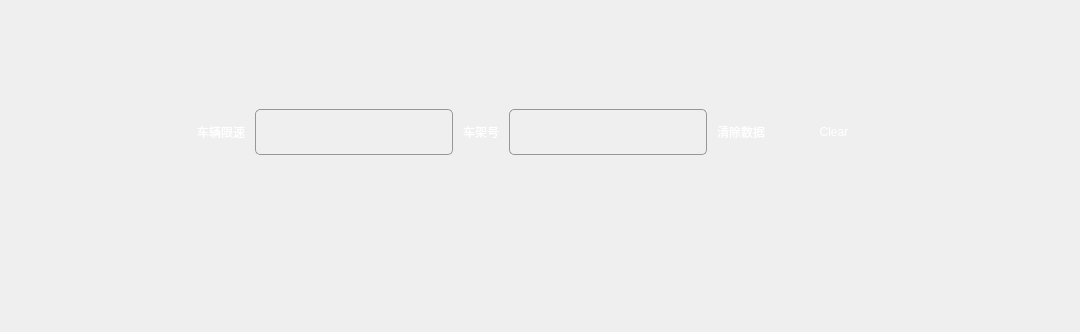
Old version of the form 7in_pm/superuserpage.ui in the repository gwd492552396/Gwd; both pictures show x 0 to 1080 and y 320 to 652 of the 1080 by 652 pixel window.
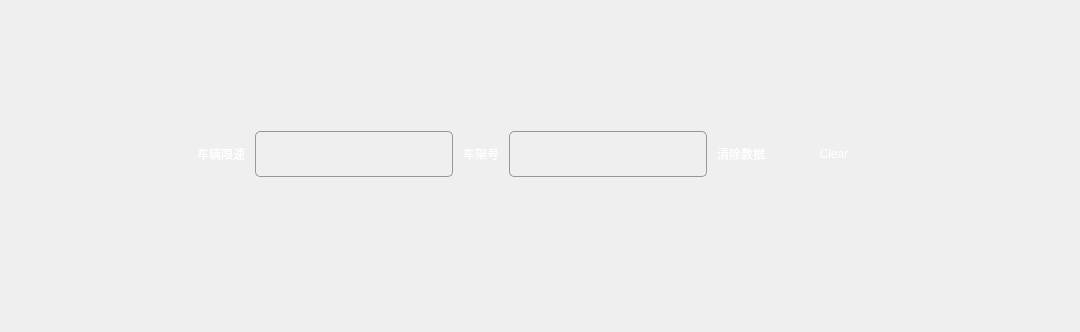
New version of the form. Icons and pictures are not drawn.

The edit to the form file:
```diff
--- a/7in_pm/superuserpage.ui
+++ b/7in_pm/superuserpage.ui
@@ -384,13 +384,27 @@
     </spacer>
    </item>
    <item>
+    <widget class="QWidget" name="widget" native="true">
+     <property name="styleSheet">
+      <string notr="true">background:transparent;</string>
+     </property>
     <layout class="QHBoxLayout" name="horizontalLayout_2">
-     <property name="spacing">
-      <number>500</number>
-     </property>
-     <property name="bottomMargin">
-      <number>40</number>
-     </property>
+      <item>
+       <spacer name="horizontalSpacer_5">
+        <property name="orientation">
+         <enum>Qt::Horizontal</enum>
+        </property>
+        <property name="sizeType">
+         <enum>QSizePolicy::Fixed</enum>
+        </property>
+        <property name="sizeHint" stdset="0">
+         <size>
+          <width>60</width>
+          <height>20</height>
+         </size>
+        </property>
+       </spacer>
+      </item>
      <item>
       <widget class="QPushButton" name="btn_exit">
        <property name="minimumSize">
@@ -401,8 +415,8 @@
        </property>
        <property name="maximumSize">
         <size>
-         <width>93</width>
-         <height>40</height>
+          <width>186</width>
+          <height>80</height>
         </size>
        </property>
        <property name="styleSheet">
@@ -420,6 +434,48 @@
        </property>
       </widget>
      </item>
+      <item>
+       <widget class="QPushButton" name="btn_back_home">
+        <property name="minimumSize">
+         <size>
+          <width>250</width>
+          <height>80</height>
+         </size>
+        </property>
+        <property name="maximumSize">
+         <size>
+          <width>250</width>
+          <height>80</height>
+         </size>
+        </property>
+        <property name="styleSheet">
+         <string notr="true">QPushButton#btn_back_home{
+background-image: url(:/按键_返回主界面3.png);
+border:none;
+}
+QPushButton#btn_back_home:pressed{
+
+background-image: url(:/按键_返回主界面2.png);
+}</string>
+        </property>
+        <property name="text">
+         <string/>
+        </property>
+       </widget>
+      </item>
+      <item>
+       <spacer name="horizontalSpacer_6">
+        <property name="orientation">
+         <enum>Qt::Horizontal</enum>
+        </property>
+        <property name="sizeHint" stdset="0">
+         <size>
+          <width>40</width>
+          <height>20</height>
+         </size>
+        </property>
+       </spacer>
+      </item>
      <item>
       <widget class="QPushButton" name="btn_back">
        <property name="minimumSize">
@@ -430,8 +486,8 @@
        </property>
        <property name="maximumSize">
         <size>
-         <width>125</width>
-         <height>40</height>
+          <width>250</width>
+          <height>80</height>
         </size>
        </property>
        <property name="styleSheet">
@@ -446,7 +502,24 @@
        </property>
       </widget>
      </item>
-    </layout>
+      <item>
+       <spacer name="horizontalSpacer_7">
+        <property name="orientation">
+         <enum>Qt::Horizontal</enum>
+        </property>
+        <property name="sizeType">
+         <enum>QSizePolicy::Fixed</enum>
+        </property>
+        <property name="sizeHint" stdset="0">
+         <size>
+          <width>60</width>
+          <height>20</height>
+         </size>
+        </property>
+       </spacer>
+      </item>
+     </layout>
+    </widget>
    </item>
   </layout>
  </widget>
```
Lines whose indentation alone changed are shown as unchanged.
